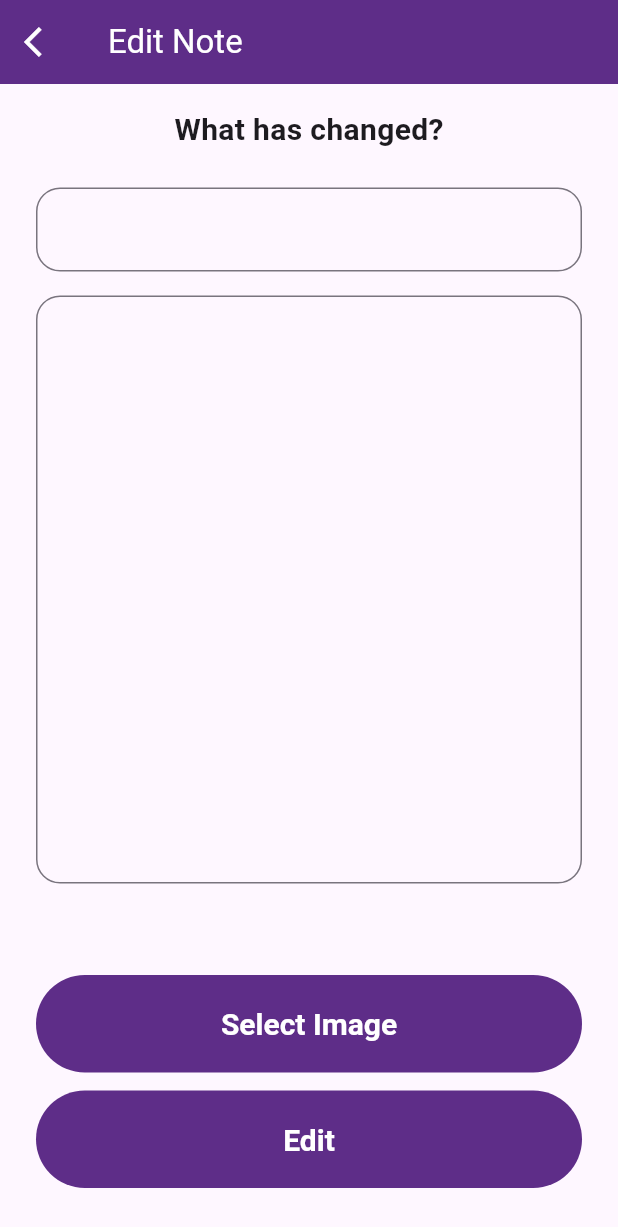
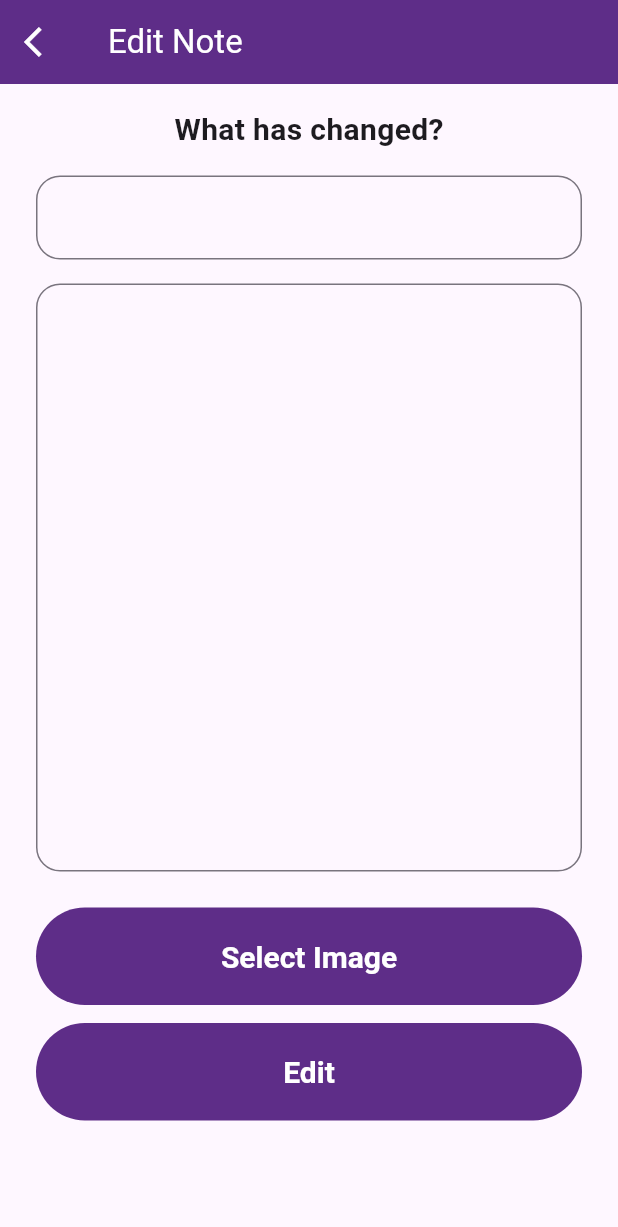
Before and after one commit to kwe92/Flutter-Widgets, a Flutter app: the EditNoteView screen opened directly with empty values, on a phone screen of 412 x 824 dp. Shown: the top 1227 px of the screen. Run offline on Flutter 3.47's test engine with Material 3 defaults, Android fonts, the phone set to English and light mode, and no system bars; our stand-ins replace auto_route, awesome_notifications, camera, firebase_auth, fl_chart, flutter_inset_box_shadow and 11 more; missing offline and left inert: firebase_ui_auth, flutter_app_badger, flutter_portal, image_picker_platform_interface; accounts and stored records are empty.

Commit message:
feat: fixed issue with 7 or more photos not spacing properly

```diff
--- a/lib/offline_database_example_notes_app/features/addNote/add_note_view.dart
+++ b/lib/offline_database_example_notes_app/features/addNote/add_note_view.dart
@@ -46,7 +46,7 @@ class AddNoteView extends StatelessWidget {
                 Form(
                   child: Column(
                     children: [
-                      const SizedBox(height: 24),
+                      const SizedBox(height: 16),
                       TextFormField(
                         controller: viewModel.titleController,
                         onChanged: viewModel.setTitle,
@@ -66,8 +66,13 @@ class AddNoteView extends StatelessWidget {
                 ),
                 Expanded(
                   child: Center(
-                    child: SingleChildScrollView(
-                      child: ImageLayout(removeImageCallback: viewModel.removeImage, images: viewModel.images),
+                    child: Padding(
+                      padding: EdgeInsets.symmetric(
+                        vertical: viewModel.images.length > 6 ? 16.0 : 0,
+                      ),
+                      child: SingleChildScrollView(
+                        child: ImageLayout(removeImageCallback: viewModel.removeImage, images: viewModel.images),
+                      ),
                     ),
                   ),
                 ),
--- a/lib/offline_database_example_notes_app/features/editNote/edit_note_view.dart
+++ b/lib/offline_database_example_notes_app/features/editNote/edit_note_view.dart
@@ -5,6 +5,8 @@ import 'package:flutter_widgets/offline_database_example_notes_app/features/edit
 import 'package:flutter_widgets/offline_database_example_notes_app/features/notes/models/note.dart';
 import 'package:flutter_widgets/offline_database_example_notes_app/features/shared/main_button.dart';
 import 'package:provider/provider.dart';
+
+// TODO: add form validation
 
 class EditNoteView extends StatelessWidget {
   final Note note;
@@ -54,7 +56,7 @@ class EditNoteView extends StatelessWidget {
                   Form(
                     child: Column(
                       children: [
-                        const SizedBox(height: 24),
+                        const SizedBox(height: 16),
                         TextFormField(
                           controller: viewModel.titleController,
                           onChanged: viewModel.setTitle,
@@ -73,9 +75,12 @@ class EditNoteView extends StatelessWidget {
                     ),
                   ),
                   viewModel.images.isNotEmpty
-                      ? Flexible(
-                          flex: 4,
+                      ? Expanded(
                           child: Center(
+                            child: Padding(
+                              padding: EdgeInsets.symmetric(
+                                vertical: viewModel.images.length > 6 ? 16.0 : 0,
+                              ),
                               child: SingleChildScrollView(
                                 child: ImageLayout(
                                   removeImageCallback: viewModel.markImageForDeletion,
@@ -83,12 +88,14 @@ class EditNoteView extends StatelessWidget {
                                 ),
                               ),
                             ),
+                          ),
                         )
                       : const SizedBox(),
-                  Flexible(
-                    flex: 3,
-                    child: Padding(
-                      padding: const EdgeInsets.only(bottom: 32.0),
+                  Padding(
+                    padding: EdgeInsets.only(
+                      top: viewModel.images.isEmpty ? 24.0 : 0.0,
+                      bottom: viewModel.images.isNotEmpty ? 32.0 : 0.0,
+                    ),
                     child: Column(
                       mainAxisAlignment: MainAxisAlignment.end,
                       children: [
@@ -109,7 +116,6 @@ class EditNoteView extends StatelessWidget {
                       ],
                     ),
                   ),
-                  ),
                 ],
               ),
             ),
```
Lines whose indentation alone changed are shown as unchanged.
